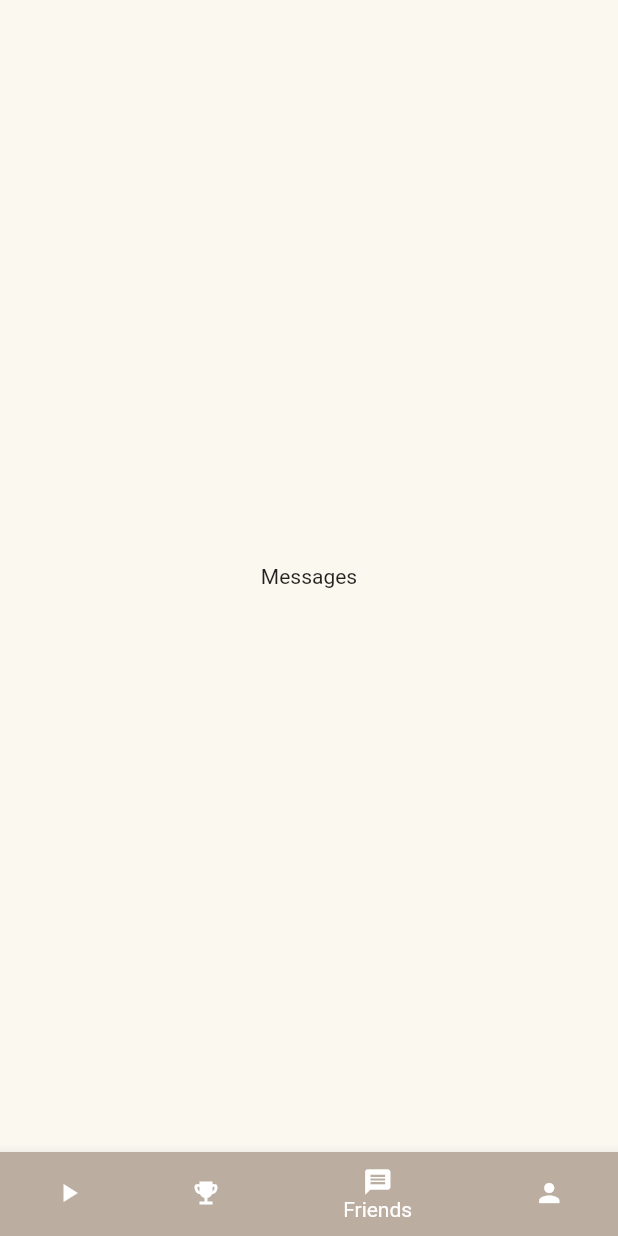
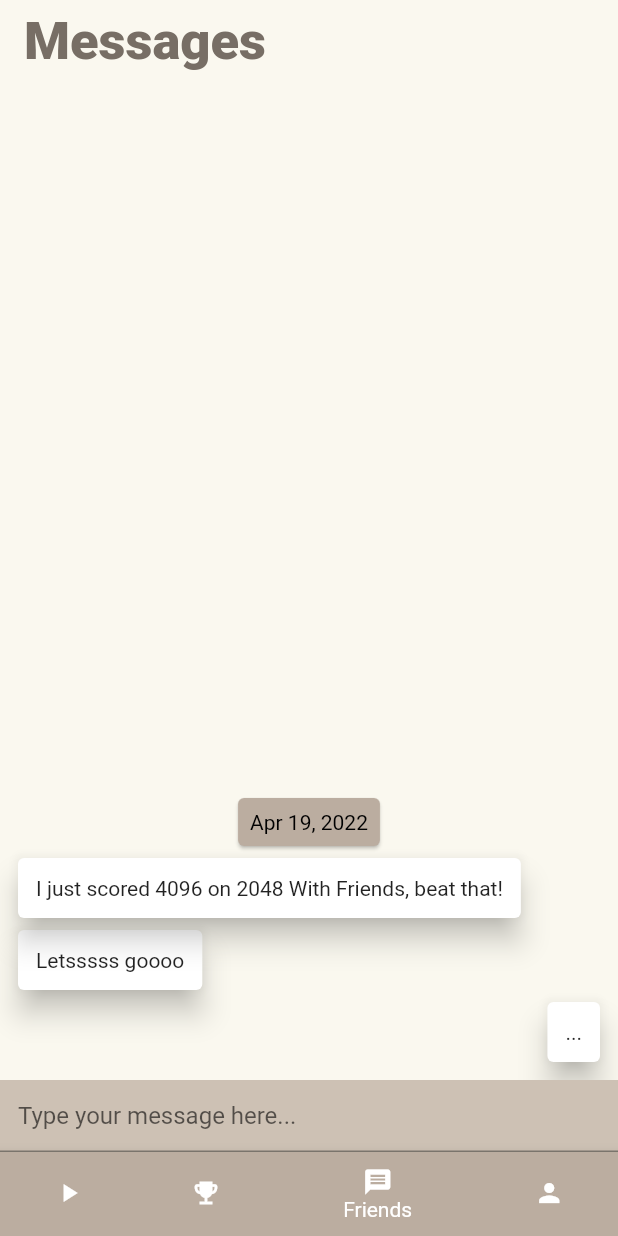
Before and after one commit to HarryLiu4154/2048, a Flutter app: the screen it shows after launch, swiped to page 3, on a phone screen of 412 x 824 dp. Run offline on Flutter 3.47's test engine with Material 2 defaults, Android fonts, the phone set to English and light mode, and no system bars; drawn by our look-alikes of grouped_list; our stand-ins replace shared_preferences.

Commit message:
message ui mockup

```diff
--- a/lib/main.dart
+++ b/lib/main.dart
@@ -3,17 +3,20 @@ import 'dart:convert';
 import 'package:flutter/material.dart';
 import 'dart:async';
 import 'package:collection/collection.dart';
+import 'package:grouped_list/grouped_list.dart';
+import 'package:intl/intl.dart';
 import 'dart:math';
 import 'tile.dart';
 import 'package:shared_preferences/shared_preferences.dart';
 import 'highscore.dart';
 import 'package:flutter/services.dart';
+import 'package:intl/date_symbol_data_local.dart';
 
 const Color gridColor = Color.fromARGB(255, 187, 173, 160);
 const Color emptyTileColor = Color.fromARGB(255, 205, 193, 180);
 const Color tileTextColor = Color.fromARGB(255, 119, 110, 101);
 const Color backgroundColor = Color.fromARGB(255, 250, 248, 239);
-const Color tempC = Color.fromARGB(255, 238, 228, 218);
+const Color eggshellColor = Color.fromARGB(255, 238, 228, 218);
 
 const Map<int, Color> numTileColor = {
   2: Color.fromARGB(255, 238, 228, 218),
@@ -67,8 +70,8 @@ class _HomePageState extends State<HomePage> {
 
   final _tabs = [
     const Game(),
-    const LeaderBoard(),
-    const Center(child: Text("Messages")),
+    const LeaderBoards(),
+    const Messages(),
     const Center(child: Text("Profile")),
   ];
 
@@ -436,7 +439,7 @@ class _GameState extends State<Game> with TickerProviderStateMixin, AutomaticKee
                     style: OutlinedButton.styleFrom(
                       primary: gridColor,
                       side: const BorderSide(color: gridColor, width: 2.0),
-                      backgroundColor: tempC,
+                      backgroundColor: eggshellColor,
                     ),
                     child: const Text(
                       "New Game",
@@ -460,7 +463,7 @@ class _GameState extends State<Game> with TickerProviderStateMixin, AutomaticKee
                     style: OutlinedButton.styleFrom(
                       primary: gridColor,
                       side: const BorderSide(color: gridColor, width: 2.0),
-                      backgroundColor: tempC,
+                      backgroundColor: eggshellColor,
                     ),
                     child: const Text(
                       "Share",
@@ -519,7 +522,7 @@ class _GameState extends State<Game> with TickerProviderStateMixin, AutomaticKee
                     decoration: BoxDecoration(
                         border: Border.all(color: gridColor, width: 2.0),
                         borderRadius: BorderRadius.circular(8.0),
-                        color: tempC),
+                        color: eggshellColor),
                     child: Text(
                       "Score: " + _currentScore.toString(),
                       style: const TextStyle(
@@ -544,7 +547,7 @@ class _GameState extends State<Game> with TickerProviderStateMixin, AutomaticKee
                     decoration: BoxDecoration(
                         border: Border.all(color: gridColor, width: 2.0),
                         borderRadius: BorderRadius.circular(8.0),
-                        color: tempC),
+                        color: eggshellColor),
                     child: Text(
                       "Highscore: " + ((_highscores.isNotEmpty) ? _highscores.first.score : 0).toString(),
                       style: const TextStyle(
@@ -560,18 +563,19 @@ class _GameState extends State<Game> with TickerProviderStateMixin, AutomaticKee
           const SizedBox(width: double.infinity, height: 5.0),
         ],
       ),
+      resizeToAvoidBottomInset: false,
     );
   }
 }
 
-class LeaderBoard extends StatefulWidget {
-  const LeaderBoard({Key? key}) : super(key: key);
+class LeaderBoards extends StatefulWidget {
+  const LeaderBoards({Key? key}) : super(key: key);
 
   @override
-  _LeaderBoardState createState() => _LeaderBoardState();
+  _LeaderBoardsState createState() => _LeaderBoardsState();
 }
 
-class _LeaderBoardState extends State<LeaderBoard> {
+class _LeaderBoardsState extends State<LeaderBoards> {
 
   List _highscores = [];
 
@@ -654,8 +658,132 @@ class _LeaderBoardState extends State<LeaderBoard> {
               },
             );
           }
+        )
+      ),
+      resizeToAvoidBottomInset: false,
+    );
+  }
+}
 
-        )
+class Message {
+  final String content;
+  final DateTime date;
+  final bool isSentByMe;
+
+  const Message({
+    required this.content,
+    required this.date,
+    required this.isSentByMe
+  });
+}
+
+class Messages extends StatefulWidget {
+  const Messages({Key? key}) : super(key: key);
+
+  @override
+  _MessagesState createState() => _MessagesState();
+}
+
+class _MessagesState extends State<Messages> {
+  List<Message> _messages = [
+    Message(
+      content: "I just scored 4096 on 2048 With Friends, beat that!",
+      date: DateTime.now().subtract(const Duration(minutes: 1)),
+      isSentByMe: false
+    ),
+    Message(
+        content: "Letsssss goooo",
+        date: DateTime.now().subtract(const Duration(minutes: 1)),
+        isSentByMe: false
+    ),
+    Message(
+        content: "...",
+        date: DateTime.now().subtract(const Duration(minutes: 1)),
+        isSentByMe: true
+    ),
+  ];
+
+  var textEditingController = TextEditingController();
+
+  @override
+  Widget build(BuildContext context) {
+    return Scaffold(
+      appBar: AppBar(
+        title: const Text("Messages"),
+        backgroundColor: backgroundColor,
+        elevation: 0,
+        titleTextStyle: const TextStyle(
+          color: tileTextColor,
+          fontSize: 35,
+          fontWeight: FontWeight.w900,
+        ),
+      ),
+      body: Container(
+        color: backgroundColor,
+        child: Column(
+          children: [
+            Expanded(child: GroupedListView<Message, DateTime>(
+                padding: const EdgeInsets.all(8.0),
+                reverse: true,
+                order: GroupedListOrder.DESC,
+                // useStickyGroupSeparators: true,
+                // floatingHeader: true,
+                elements: _messages,
+                groupBy: (message) => DateTime(
+                  message.date.year,
+                  message.date.month,
+                  message.date.day
+                ),
+                groupHeaderBuilder: (Message message) => SizedBox(
+                  height: 40,
+                  child: Center(
+                    child: Card(
+                      color: gridColor,
+                      child: Padding(
+                        padding: const EdgeInsets.all(8.0),
+                        child: Text(
+                          DateFormat.yMMMd().format(message.date),
+                          style: const TextStyle(color: Colors.black),
+                        ),
+                      ),
+                    ),
+                  ),
+                ),
+                itemBuilder: (context, Message message) => Align(
+                  alignment: message.isSentByMe ? Alignment.centerRight : Alignment.centerLeft,
+                  child: Card(
+                    elevation: 8,
+                    child: Padding(
+                      padding: const EdgeInsets.all(12.0),
+                      child: Text(message.content),
+                    ),
+                  ),
+                )
+            )),
+            Container(
+              color: emptyTileColor,
+              child: TextField(
+                decoration: const InputDecoration(
+                  contentPadding: EdgeInsets.all(12),
+                  hintText: "Type your message here...",
+                ),
+                onSubmitted: (text) {
+                  if (text.isNotEmpty) {
+                    final message = Message(
+                        content: text,
+                        date: DateTime.now(),
+                        isSentByMe: true
+                    );
+                    setState(() {
+                      _messages.add(message);
+                    });
+                  }
+                  textEditingController.clear();
+                },
+              ),
+            ),
+          ],
+        ),
       ),
     );
   }
--- a/pubspec.yaml
+++ b/pubspec.yaml
@@ -35,6 +35,8 @@ dependencies:
   # Use with the CupertinoIcons class for iOS style icons.
   cupertino_icons: ^1.0.2
   shared_preferences: ^2.0.13
+  grouped_list: ^4.2.0
+  intl: ^0.17.0
 
 dev_dependencies:
   flutter_test:
```
Also changed, not shown: pubspec.lock.
